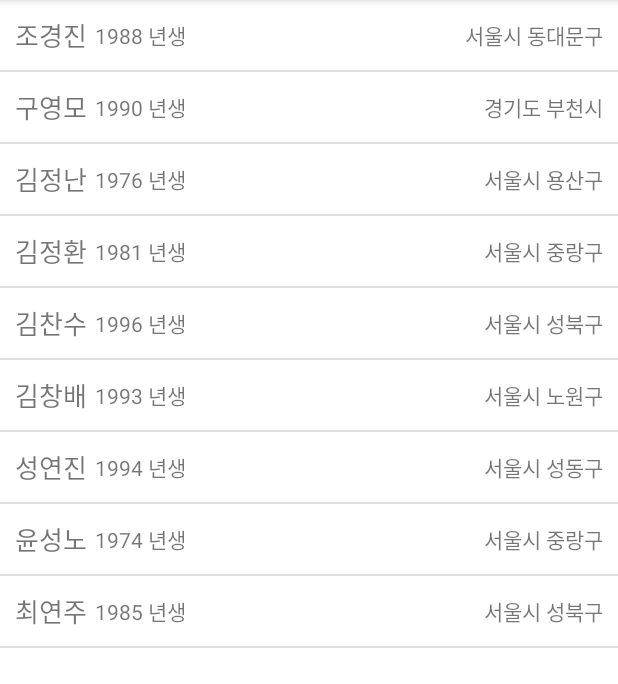
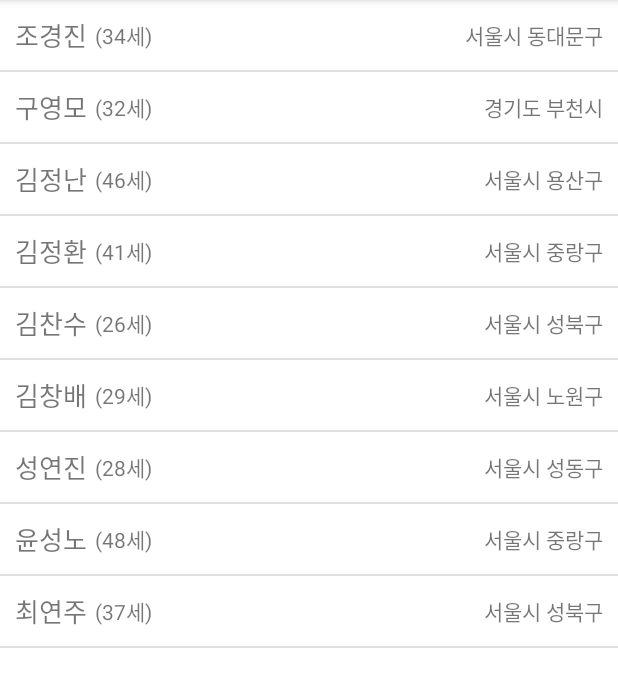
Before and after one commit to nepp-plus/ListView_20211120, an Android app: the screen it shows after launch (MainActivity), on a phone screen of 412 x 824 dp, the part 84-768 px from its top. Run offline under Robolectric (Android 15) with nearby library versions, the phone set to English and light mode, and no system bars.

Commit message:
학생 데이터의 출생년도 -> 나이 계산 출력

```diff
--- a/app/src/main/java/com/neppplus/listview_20211120/adapters/StudentAdapter.kt
+++ b/app/src/main/java/com/neppplus/listview_20211120/adapters/StudentAdapter.kt
@@ -49,7 +49,13 @@ class StudentAdapter(
 //        UI에 데이터에서 필요한 변수 추출 반영
         txtStudentName.text =  data.name
 
-        txtAge.text = "${data.birthYear} 년생"
+//        txtAge.text = "${data.birthYear} 년생"
+
+//        (34세)  등으로 나이를 계산 / 가공
+
+        val age = 2021 - data.birthYear + 1
+        txtAge.text = "(${age}세)"
+
 
         txtAddress.text = data.address
 
```
